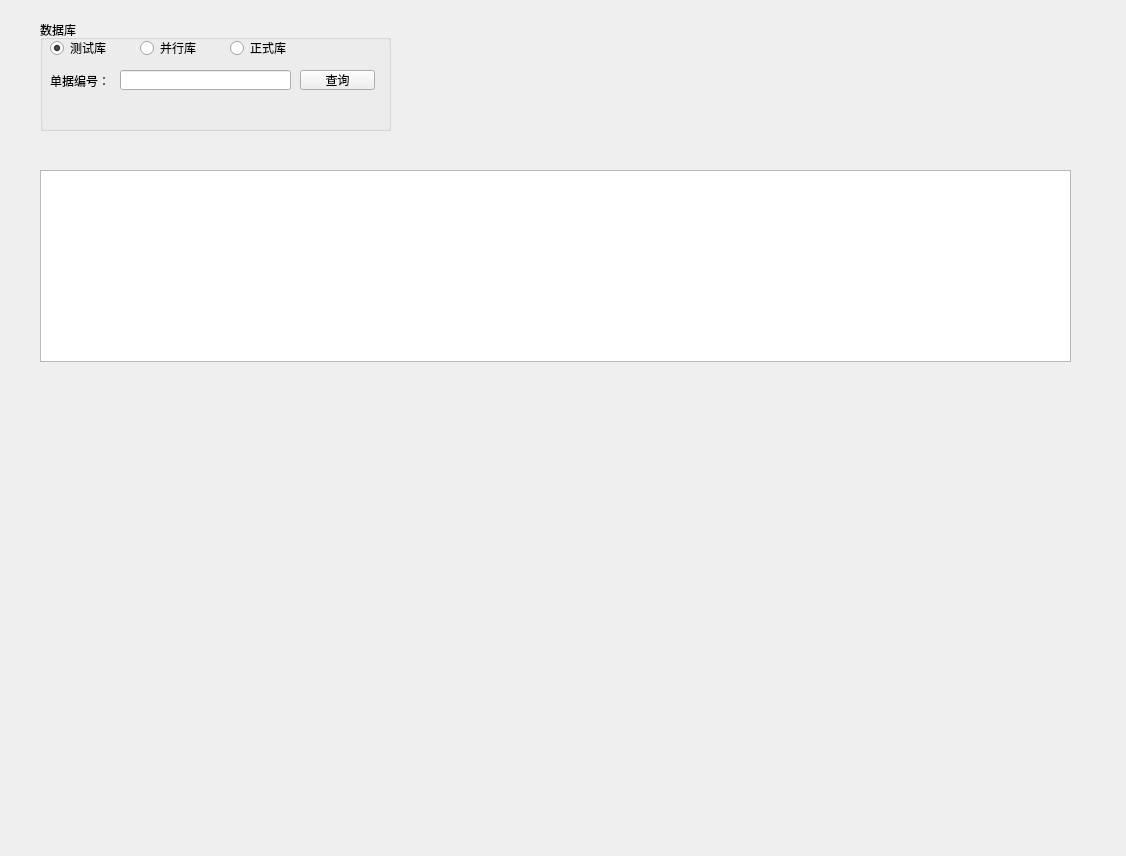
The window that DjInfo.ui (czq172281008/Tools) describes before a commit, drawn with Qt 5.
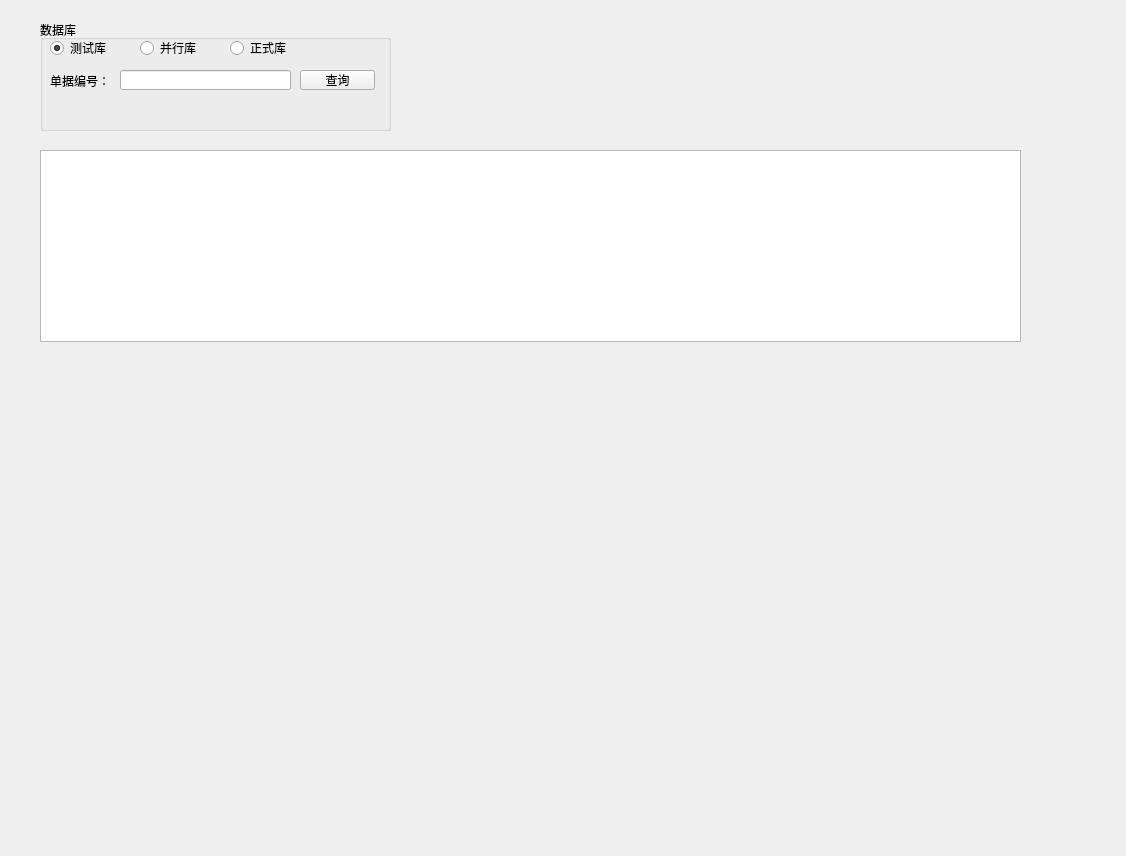
The same window after the commit.

Patch:
```diff
--- a/DjInfo.ui
+++ b/DjInfo.ui
@@ -2,6 +2,9 @@
 <ui version="4.0">
  <class>Form</class>
  <widget class="QWidget" name="Form">
+  <property name="enabled">
+   <bool>true</bool>
+  </property>
   <property name="geometry">
    <rect>
     <x>0</x>
@@ -13,16 +16,6 @@
   <property name="windowTitle">
    <string>Form</string>
   </property>
-  <widget class="QTableWidget" name="tableWidget">
-   <property name="geometry">
-    <rect>
-     <x>40</x>
-     <y>170</y>
-     <width>1031</width>
-     <height>192</height>
-    </rect>
-   </property>
-  </widget>
   <widget class="QGroupBox" name="groupBox">
    <property name="geometry">
     <rect>
@@ -114,6 +107,16 @@
     </property>
    </widget>
   </widget>
+  <widget class="QTableView" name="DataTable">
+   <property name="geometry">
+    <rect>
+     <x>40</x>
+     <y>150</y>
+     <width>981</width>
+     <height>192</height>
+    </rect>
+   </property>
+  </widget>
  </widget>
  <resources/>
  <connections/>
```
